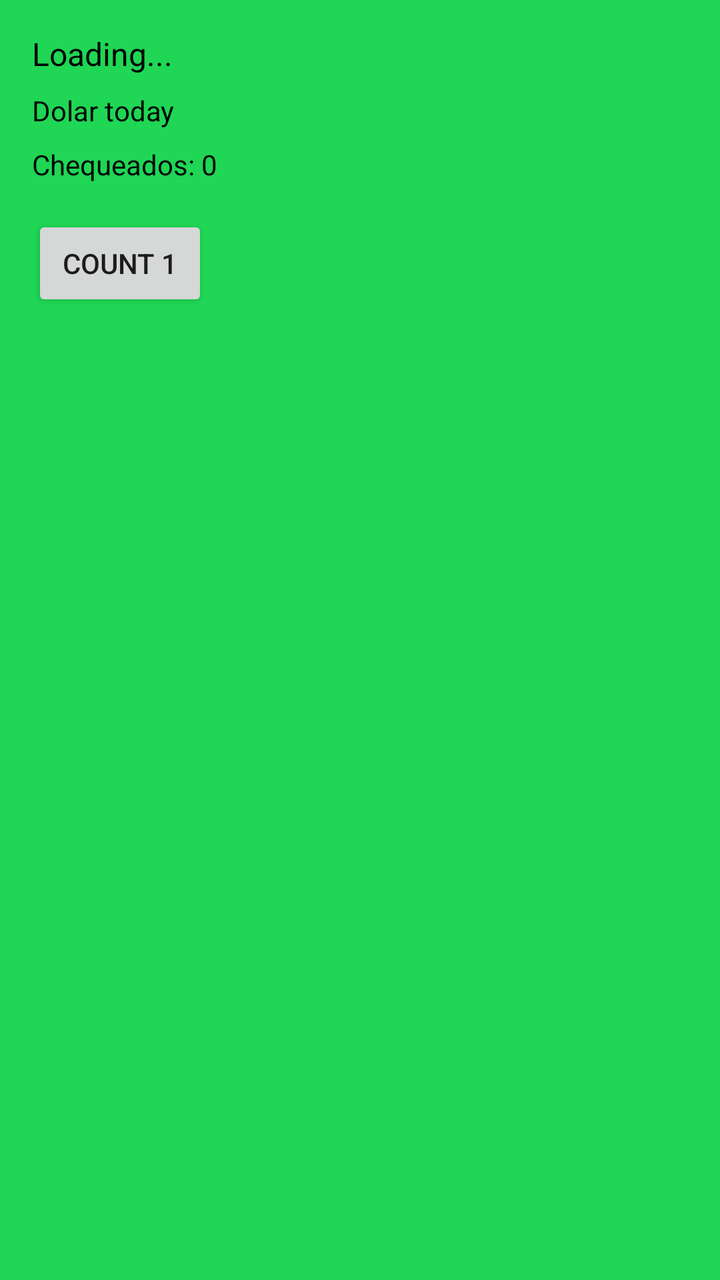
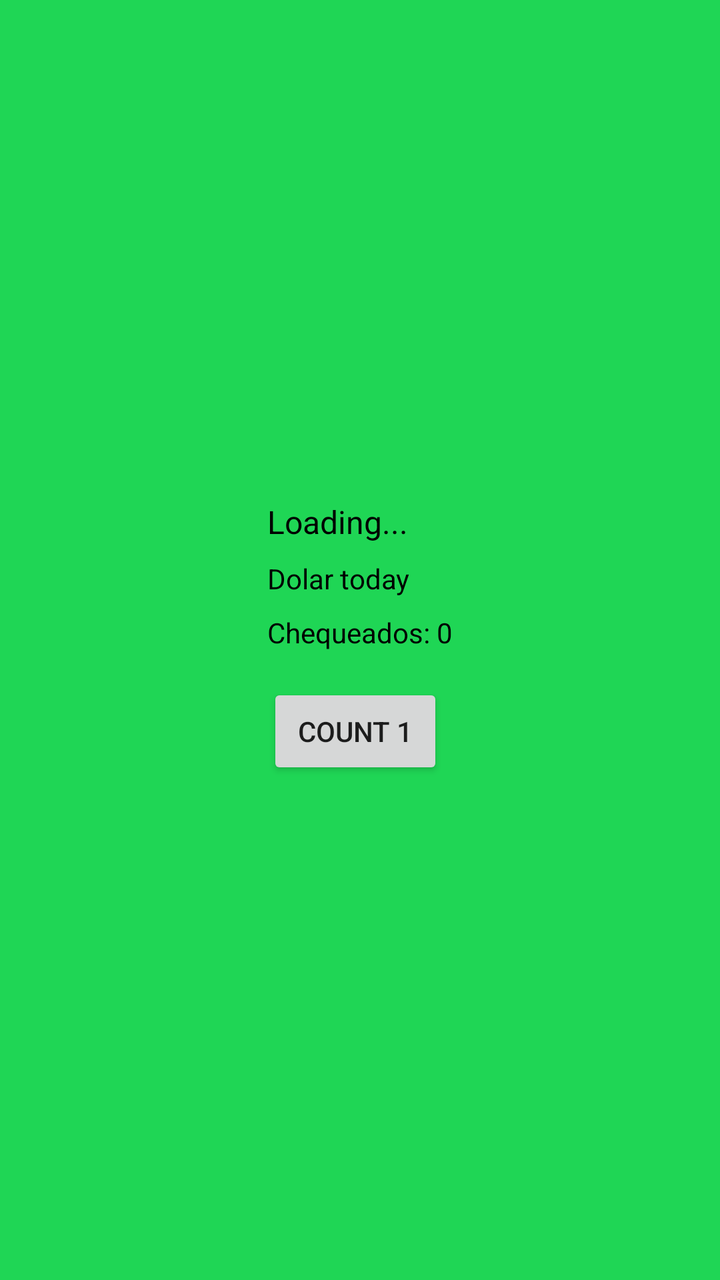

The first picture is an Android layout as it rendered before a commit; the second is the same layout after the commit. The layout source and the unified diff follow.
<!-- AndroidManifest.xml: application theme AppTheme -->
<!-- res/layout/dollar_view.xml -->
<?xml version="1.0" encoding="utf-8"?>
<RelativeLayout xmlns:android="http://schemas.android.com/apk/res/android"
    android:layout_width="match_parent"
    android:layout_height="wrap_content"
    android:padding="16dp"
    android:background="@color/colorGreenLight">

    <TextView
        android:id="@+id/loading"
        android:layout_width="wrap_content"
        android:layout_height="wrap_content"
        android:text="Loading..."
        android:textSize="16sp"
        android:textColor="#000" />

    <TextView
        android:id="@+id/dolarValue"
        android:layout_below="@id/loading"
        android:layout_width="wrap_content"
        android:layout_height="wrap_content"
        android:layout_marginTop="8dp"
        android:text="Dolar today"
        android:textColor="#000000"
        android:textSize="14sp" />

    <TextView
        android:id="@+id/counterTimes"
        android:layout_below="@id/dolarValue"
        android:layout_width="wrap_content"
        android:layout_height="wrap_content"
        android:layout_marginTop="8dp"
        android:text="Chequeados: 0"
        android:textColor="#000000"
        android:textSize="14sp" />

    <Button
        android:id="@+id/btnAction"
        android:layout_below="@id/counterTimes"
        android:layout_width="wrap_content"
        android:layout_height="wrap_content"
        android:text="@string/click_button"
        android:layout_marginTop="16dp"/>
</RelativeLayout>
<!-- resources referenced by this layout -->
<resources>
  <color name="colorGreenLight">#1FD655</color>
  <string name="click_button">Count 1</string>
</resources>

<!-- the commit's change to res/layout/dollar_view.xml (unified diff, before → after) -->
@@ -3,7 +3,8 @@
     android:layout_width="match_parent"
     android:layout_height="wrap_content"
     android:padding="16dp"
-    android:background="@color/colorGreenLight">
+    android:background="@color/colorGreenLight"
+    android:gravity="center">
 
     <TextView
         android:id="@+id/loading"
